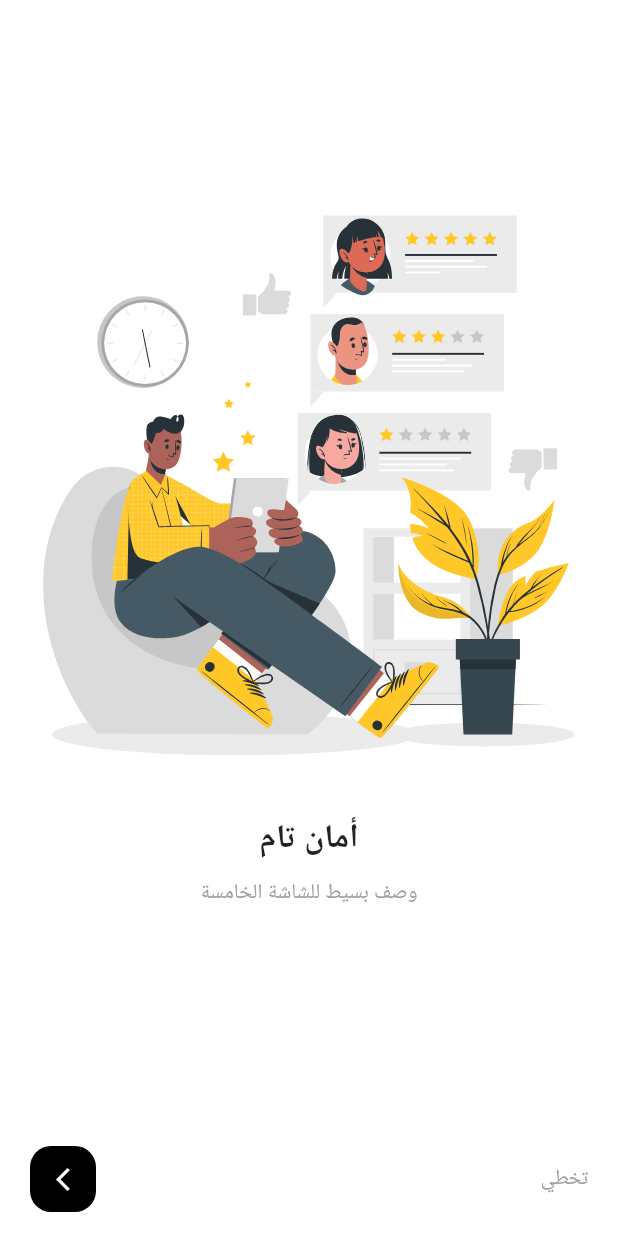
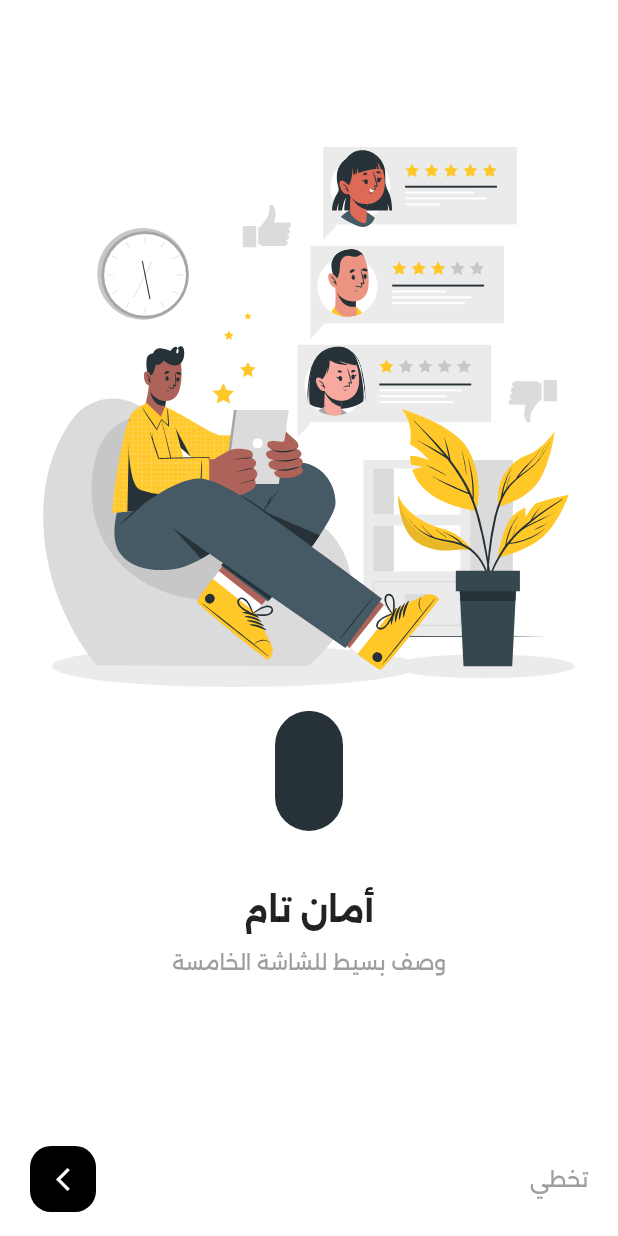
Before and after one commit to khalidMtwaley/demoapp, a Flutter app: the screen it shows after launch, swiped to page 5, on a phone screen of 412 x 824 dp. Run offline on Flutter 3.47's test engine with Material 3 defaults, Android fonts, the phone set to English and light mode, and no system bars; our stand-ins replace bot_toast, cached_network_image, country_picker, dartz, dio, easy_localization and 16 more; accounts and stored records are empty; Roboto replaces fonts that are missing (Vazirmatn); project files that could hold a hidden picture were left out.

Commit message:
Update font family to 'Alexandria' in context extension and enhance onboarding model with extra image support

```diff
--- a/lib/core/extension/context_extension.dart
+++ b/lib/core/extension/context_extension.dart
@@ -7,9 +7,9 @@ extension ContextExtension on BuildContext {
 
   double height() => MediaQuery.sizeOf(this).height;
 
-  String fontFamily() => apiTr(ar: 'Vazirmatn', en: 'Vazirmatn');
-  String fontFamilyAr() => 'Vazirmatn';
-  String fontFamilyEn() => 'Vazirmatn';
+  String fontFamily() => apiTr(ar: 'Alexandria', en: 'Alexandria');
+  String fontFamilyAr() => 'Alexandria';
+  String fontFamilyEn() => 'Alexandria';
 
   String apiTr({
     required String ar,
--- a/lib/features/onboarding/screens/main_on_boardoing_screen.dart
+++ b/lib/features/onboarding/screens/main_on_boardoing_screen.dart
@@ -2,7 +2,6 @@ import 'package:demoapp/core/images/app_images.dart';
 import 'package:demoapp/features/onboarding/screens/on_boarding_data.dart';
 import 'package:flutter/material.dart';
 import 'package:flutter_svg/flutter_svg.dart';
-
 
 class OnBoardingScreen extends StatefulWidget {
   const OnBoardingScreen({super.key});
@@ -40,21 +39,29 @@ class _OnBoardingScreenState extends State<OnBoardingScreen> {
       image: AppImages.assetsSvgOnBoardingOnboarding6,
       title: 'أمان تام',
       description: 'وصف بسيط للشاشة الخامسة',
+      showExtraImage: true,
+      extraImage: AppImages.assetsSvgOnBoardingBaseOnBoarding,
     ),
     OnBoardingModel(
       image: AppImages.assetsSvgOnBoardingOnboarding7,
       title: 'تنظيم أفضل',
       description: 'وصف بسيط للشاشة السادسة',
+            showExtraImage: true,
+      extraImage: AppImages.assetsSvgOnBoardingBaseOnBoarding,
     ),
     OnBoardingModel(
       image: AppImages.assetsSvgOnBoardingOnboarding8,
       title: 'متابعة مستمرة',
       description: 'وصف بسيط للشاشة السابعة',
+            showExtraImage: true,
+      extraImage: AppImages.assetsSvgOnBoardingBaseOnBoarding,
     ),
     OnBoardingModel(
       image: AppImages.assetsSvgOnBoardingOnboarding9,
       title: 'ابدأ الآن',
       description: 'وصف بسيط للشاشة الأخيرة',
+            showExtraImage: true,
+      extraImage: AppImages.assetsSvgOnBoardingBaseOnBoarding,
     ),
   ];
 
@@ -82,6 +89,8 @@ class _OnBoardingScreenState extends State<OnBoardingScreen> {
                 itemBuilder: (context, index) {
                   final item = onBoardingList[index];
                   return _OnBoardingItem(
+                    item: item,
+                    index: index,
                     imagePath: item.image,
                     title: item.title,
                     description: item.description,
@@ -91,10 +100,7 @@ class _OnBoardingScreenState extends State<OnBoardingScreen> {
             ),
 
             Padding(
-              padding: const EdgeInsets.symmetric(
-                horizontal: 20,
-                vertical: 16,
-              ),
+              padding: const EdgeInsets.symmetric(horizontal: 20, vertical: 16),
               child: Row(
                 children: [
                   /// Skip
@@ -102,10 +108,7 @@ class _OnBoardingScreenState extends State<OnBoardingScreen> {
                     onTap: goToLogin,
                     child: const Text(
                       'تخطي',
-                      style: TextStyle(
-                        color: Colors.grey,
-                        fontSize: 14,
-                      ),
+                      style: TextStyle(color: Colors.grey, fontSize: 14),
                     ),
                   ),
 
@@ -113,13 +116,11 @@ class _OnBoardingScreenState extends State<OnBoardingScreen> {
 
                   InkWell(
                     onTap: () {
-                      if (currentIndex ==
-                          onBoardingList.length - 1) {
+                      if (currentIndex == onBoardingList.length - 1) {
                         goToLogin();
                       } else {
                         _pageController.nextPage(
-                          duration:
-                              const Duration(milliseconds: 300),
+                          duration: const Duration(milliseconds: 300),
                           curve: Curves.easeInOut,
                         );
                       }
@@ -153,11 +154,17 @@ class _OnBoardingItem extends StatelessWidget {
     required this.imagePath,
     required this.title,
     required this.description,
+        required this.item,
+
+    required this.index,
   });
 
   final String imagePath;
   final String title;
   final String description;
+  final int index;
+    final OnBoardingModel item;
+
 
   @override
   Widget build(BuildContext context) {
@@ -170,23 +177,25 @@ class _OnBoardingItem extends StatelessWidget {
             imagePath,
             // height: 240,
           ),
+                if (item.showExtraImage && item.extraImage != null) ...[
+            const SizedBox(height: 16),
+            SvgPicture.asset(
+              item.extraImage!,
+              height: 80,
+              fit: BoxFit.contain,
+            ),
+          ],
           const SizedBox(height: 40),
           Text(
             title,
             textAlign: TextAlign.center,
-            style: const TextStyle(
-              fontSize: 22,
-              fontWeight: FontWeight.bold,
-            ),
+            style: const TextStyle(fontSize: 22, fontWeight: FontWeight.bold),
           ),
           const SizedBox(height: 12),
           Text(
             description,
             textAlign: TextAlign.center,
-            style: const TextStyle(
-              fontSize: 14,
-              color: Colors.grey,
-            ),
+            style: const TextStyle(fontSize: 14, color: Colors.grey),
           ),
         ],
       ),
--- a/lib/features/onboarding/screens/on_boarding_data.dart
+++ b/lib/features/onboarding/screens/on_boarding_data.dart
@@ -3,9 +3,18 @@ class OnBoardingModel {
   final String title;
   final String description;
 
+  final bool showExtraImage;
+  final String? extraImage;
+    final double svgHeight;
+
+
   OnBoardingModel({
     required this.image,
     required this.title,
     required this.description,
+        this.showExtraImage = false,
+    this.extraImage,
+        this.svgHeight = 260,
+
   });
 }
```
Also changed, not shown: lib/core/extension/widget_extensions.dart (added, +224 -0 lines).
